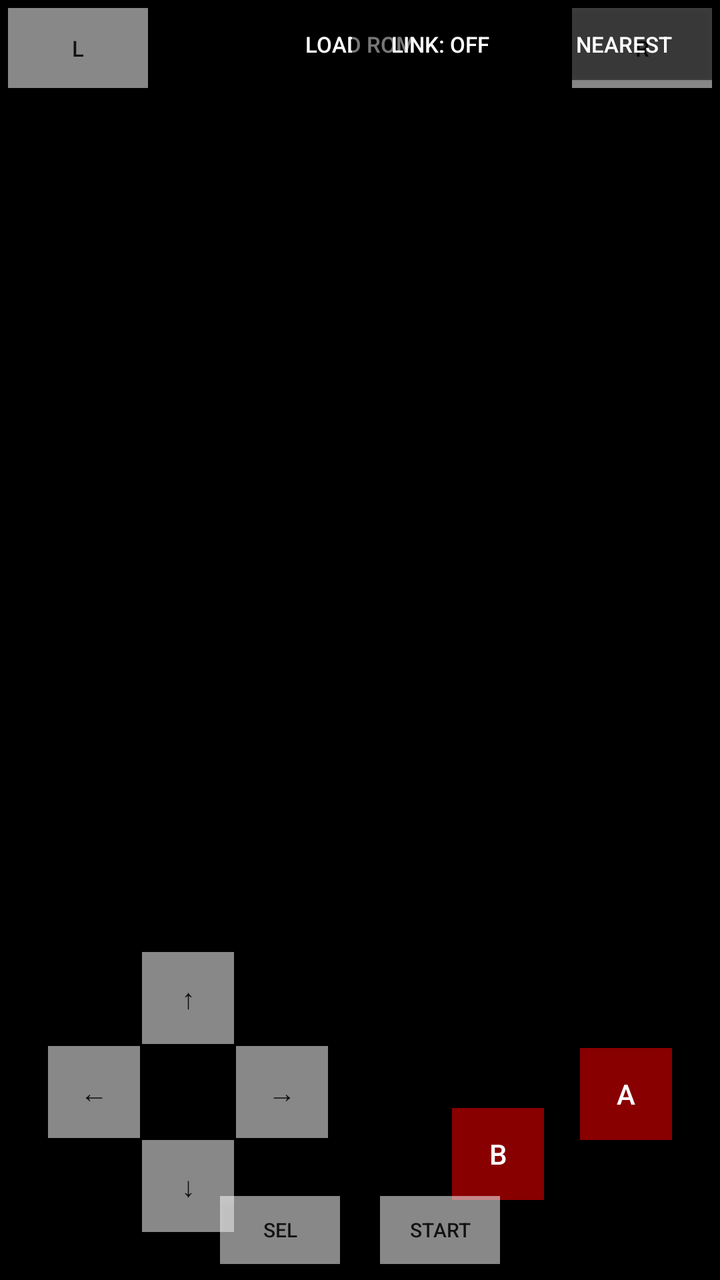
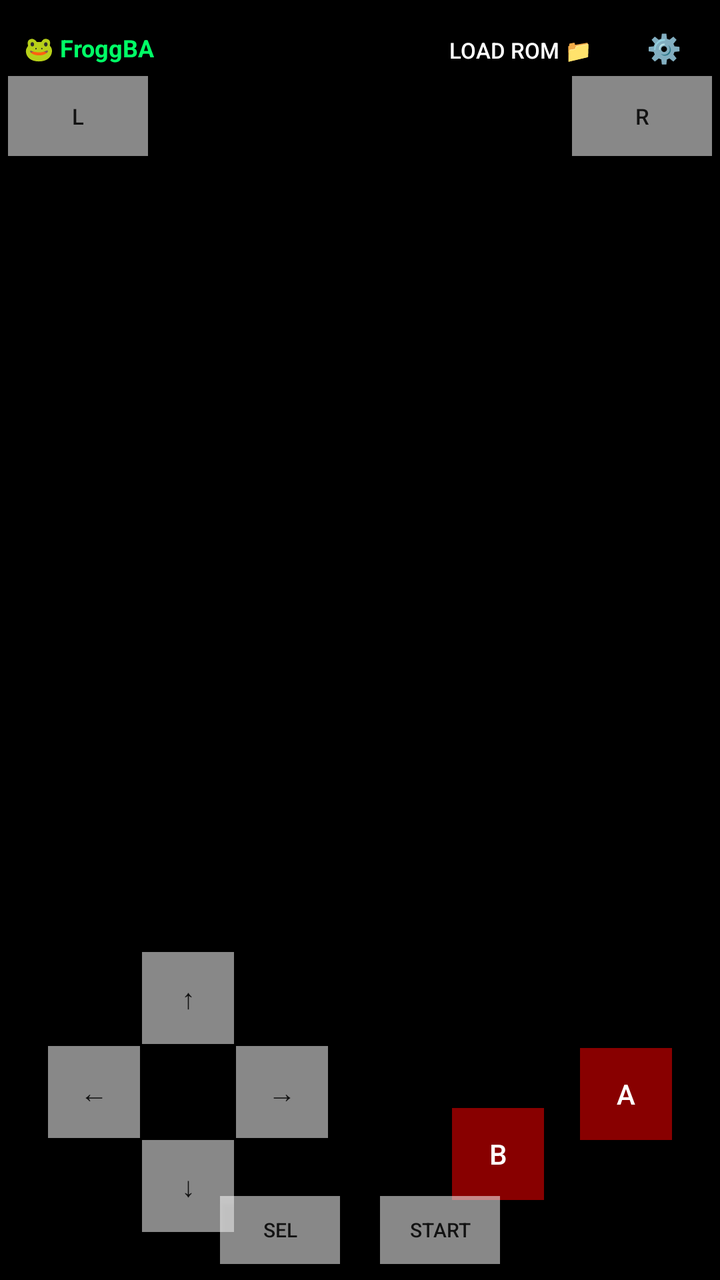

Before-and-after screenshots of an Android layout around one commit, followed by the original layout XML and the change that was made.
<!-- AndroidManifest.xml: application theme Theme.AppCompat.Light.NoActionBar -->
<!-- res/layout/activity_main.xml -->
<?xml version="1.0" encoding="utf-8"?>
<RelativeLayout xmlns:android="http://schemas.android.com/apk/res/android"
    android:layout_width="match_parent"
    android:layout_height="match_parent"
    android:background="#000000">

    
    <FrameLayout
        android:id="@+id/gl_container"
        android:layout_width="match_parent"
        android:layout_height="match_parent" />

    
    <Button
        android:id="@+id/btn_load_rom"
        android:layout_width="wrap_content"
        android:layout_height="wrap_content"
        android:text="Load ROM"
        android:layout_alignParentTop="true"
        android:layout_centerHorizontal="true"
        android:layout_marginTop="4dp"
        android:background="#88000000"
        android:textColor="#FFFFFF"
        android:textSize="11sp"
        android:minHeight="36dp" />

    <Button
        android:id="@+id/btn_link"
        android:layout_width="wrap_content"
        android:layout_height="wrap_content"
        android:text="Link: Off"
        android:layout_alignParentTop="true"
        android:layout_toLeftOf="@id/btn_upscaler"
        android:layout_marginTop="4dp"
        android:layout_marginRight="4dp"
        android:background="#88000000"
        android:textColor="#FFFFFF"
        android:textSize="11sp"
        android:minHeight="36dp" />

    <Button
        android:id="@+id/btn_upscaler"
        android:layout_width="wrap_content"
        android:layout_height="wrap_content"
        android:text="Nearest"
        android:layout_alignParentTop="true"
        android:layout_alignParentRight="true"
        android:layout_marginTop="4dp"
        android:layout_marginRight="4dp"
        android:background="#88000000"
        android:textColor="#FFFFFF"
        android:textSize="11sp"
        android:minHeight="36dp" />

    <TextView
        android:id="@+id/txt_rom_title"
        android:layout_width="wrap_content"
        android:layout_height="wrap_content"
        android:text=""
        android:visibility="gone"
        android:layout_alignParentTop="true"
        android:layout_alignParentLeft="true"
        android:layout_marginTop="10dp"
        android:layout_marginLeft="8dp"
        android:textColor="#AAFFFFFF"
        android:textSize="10sp" />

    
    <FrameLayout
        android:id="@+id/touch_controls"
        android:layout_width="match_parent"
        android:layout_height="match_parent">

        
        <RelativeLayout
            android:layout_width="140dp"
            android:layout_height="140dp"
            android:layout_gravity="bottom|start"
            android:layout_marginBottom="24dp"
            android:layout_marginStart="24dp">

            <Button android:id="@+id/btn_up"    android:layout_width="46dp" android:layout_height="46dp" android:text="↑" android:layout_alignParentTop="true"    android:layout_centerHorizontal="true" android:background="#88FFFFFF" />
            <Button android:id="@+id/btn_down"  android:layout_width="46dp" android:layout_height="46dp" android:text="↓" android:layout_alignParentBottom="true" android:layout_centerHorizontal="true" android:background="#88FFFFFF" />
            <Button android:id="@+id/btn_left"  android:layout_width="46dp" android:layout_height="46dp" android:text="←" android:layout_centerVertical="true"    android:layout_alignParentLeft="true"  android:background="#88FFFFFF" />
            <Button android:id="@+id/btn_right" android:layout_width="46dp" android:layout_height="46dp" android:text="→" android:layout_centerVertical="true"    android:layout_alignParentRight="true" android:background="#88FFFFFF" />
        </RelativeLayout>

        
        <RelativeLayout
            android:layout_width="110dp"
            android:layout_height="76dp"
            android:layout_gravity="bottom|end"
            android:layout_marginBottom="40dp"
            android:layout_marginEnd="24dp">

            <Button android:id="@+id/btn_b" android:layout_width="46dp" android:layout_height="46dp" android:text="B" android:layout_alignParentBottom="true" android:layout_alignParentLeft="true"  android:background="#88FF0000" android:textColor="#FFF" />
            <Button android:id="@+id/btn_a" android:layout_width="46dp" android:layout_height="46dp" android:text="A" android:layout_alignParentTop="true"    android:layout_alignParentRight="true" android:background="#88FF0000" android:textColor="#FFF" />
        </RelativeLayout>

        
        <Button android:id="@+id/btn_l" android:layout_width="70dp" android:layout_height="40dp" android:text="L"
            android:layout_gravity="top|start" android:layout_marginTop="4dp" android:layout_marginStart="4dp"
            android:background="#88FFFFFF" android:textSize="11sp" />
        <Button android:id="@+id/btn_r" android:layout_width="70dp" android:layout_height="40dp" android:text="R"
            android:layout_gravity="top|end" android:layout_marginTop="4dp" android:layout_marginEnd="4dp"
            android:background="#88FFFFFF" android:textSize="11sp" />

        
        <LinearLayout
            android:layout_width="wrap_content"
            android:layout_height="wrap_content"
            android:layout_gravity="bottom|center_horizontal"
            android:layout_marginBottom="8dp"
            android:orientation="horizontal">
            <Button android:id="@+id/btn_select" android:layout_width="60dp" android:layout_height="34dp" android:text="SEL"   android:textSize="10sp" android:layout_marginRight="10dp" android:background="#88FFFFFF" />
            <Button android:id="@+id/btn_start"  android:layout_width="60dp" android:layout_height="34dp" android:text="START" android:textSize="10sp" android:layout_marginLeft="10dp"  android:background="#88FFFFFF" />
        </LinearLayout>

    </FrameLayout>

</RelativeLayout>
<!-- resources referenced by this layout -->
<resources>

</resources>

<!-- the commit's change to res/layout/activity_main.xml (unified diff, before → after) -->
@@ -11,59 +11,71 @@
         android:layout_height="match_parent" />
 
     
-    <Button
-        android:id="@+id/btn_load_rom"
-        android:layout_width="wrap_content"
+    <RelativeLayout
+        android:layout_width="match_parent"
         android:layout_height="wrap_content"
-        android:text="Load ROM"
         android:layout_alignParentTop="true"
-        android:layout_centerHorizontal="true"
-        android:layout_marginTop="4dp"
-        android:background="#88000000"
-        android:textColor="#FFFFFF"
-        android:textSize="11sp"
-        android:minHeight="36dp" />
+        android:padding="6dp">
 
-    <Button
-        android:id="@+id/btn_link"
-        android:layout_width="wrap_content"
-        android:layout_height="wrap_content"
-        android:text="Link: Off"
-        android:layout_alignParentTop="true"
-        android:layout_toLeftOf="@id/btn_upscaler"
-        android:layout_marginTop="4dp"
-        android:layout_marginRight="4dp"
-        android:background="#88000000"
-        android:textColor="#FFFFFF"
-        android:textSize="11sp"
-        android:minHeight="36dp" />
+        
+        <LinearLayout
+            android:layout_width="wrap_content"
+            android:layout_height="wrap_content"
+            android:orientation="vertical"
+            android:layout_alignParentLeft="true"
+            android:layout_centerVertical="true"
+            android:layout_marginLeft="6dp">
 
-    <Button
-        android:id="@+id/btn_upscaler"
-        android:layout_width="wrap_content"
-        android:layout_height="wrap_content"
-        android:text="Nearest"
-        android:layout_alignParentTop="true"
-        android:layout_alignParentRight="true"
-        android:layout_marginTop="4dp"
-        android:layout_marginRight="4dp"
-        android:background="#88000000"
-        android:textColor="#FFFFFF"
-        android:textSize="11sp"
-        android:minHeight="36dp" />
+            <TextView
+                android:layout_width="wrap_content"
+                android:layout_height="wrap_content"
+                android:text="🐸 FroggBA"
+                android:textColor="#00FF66"
+                android:textSize="12sp"
+                android:textStyle="bold" />
 
-    <TextView
-        android:id="@+id/txt_rom_title"
-        android:layout_width="wrap_content"
-        android:layout_height="wrap_content"
-        android:text=""
-        android:visibility="gone"
-        android:layout_alignParentTop="true"
-        android:layout_alignParentLeft="true"
-        android:layout_marginTop="10dp"
-        android:layout_marginLeft="8dp"
-        android:textColor="#AAFFFFFF"
-        android:textSize="10sp" />
+            <TextView
+                android:id="@+id/txt_rom_title"
+                android:layout_width="wrap_content"
+                android:layout_height="wrap_content"
+                android:text=""
+                android:visibility="gone"
+                android:textColor="#AAFFFFFF"
+                android:textSize="10sp" />
+        </LinearLayout>
+
+        
+        <LinearLayout
+            android:layout_width="wrap_content"
+            android:layout_height="wrap_content"
+            android:orientation="horizontal"
+            android:layout_alignParentRight="true"
+            android:layout_centerVertical="true">
+
+            <Button
+                android:id="@+id/btn_load_rom"
+                android:layout_width="wrap_content"
+                android:layout_height="wrap_content"
+                android:text="Load ROM 📁"
+                android:background="#88000000"
+                android:textColor="#FFFFFF"
+                android:textSize="11sp"
+                android:minHeight="36dp"
+                android:layout_marginRight="6dp" />
+
+            <Button
+                android:id="@+id/btn_settings"
+                android:layout_width="wrap_content"
+                android:layout_height="wrap_content"
+                android:text="⚙️"
+                android:background="#88000000"
+                android:textColor="#FFFFFF"
+                android:textSize="14sp"
+                android:minHeight="36dp"
+                android:minWidth="44dp" />
+        </LinearLayout>
+
+    </RelativeLayout>
 
     
     <FrameLayout
@@ -99,10 +111,10 @@
 
         
         <Button android:id="@+id/btn_l" android:layout_width="70dp" android:layout_height="40dp" android:text="L"
-            android:layout_gravity="top|start" android:layout_marginTop="4dp" android:layout_marginStart="4dp"
+            android:layout_gravity="top|start" android:layout_marginTop="38dp" android:layout_marginStart="4dp"
             android:background="#88FFFFFF" android:textSize="11sp" />
         <Button android:id="@+id/btn_r" android:layout_width="70dp" android:layout_height="40dp" android:text="R"
-            android:layout_gravity="top|end" android:layout_marginTop="4dp" android:layout_marginEnd="4dp"
+            android:layout_gravity="top|end" android:layout_marginTop="38dp" android:layout_marginEnd="4dp"
             android:background="#88FFFFFF" android:textSize="11sp" />
 
         
